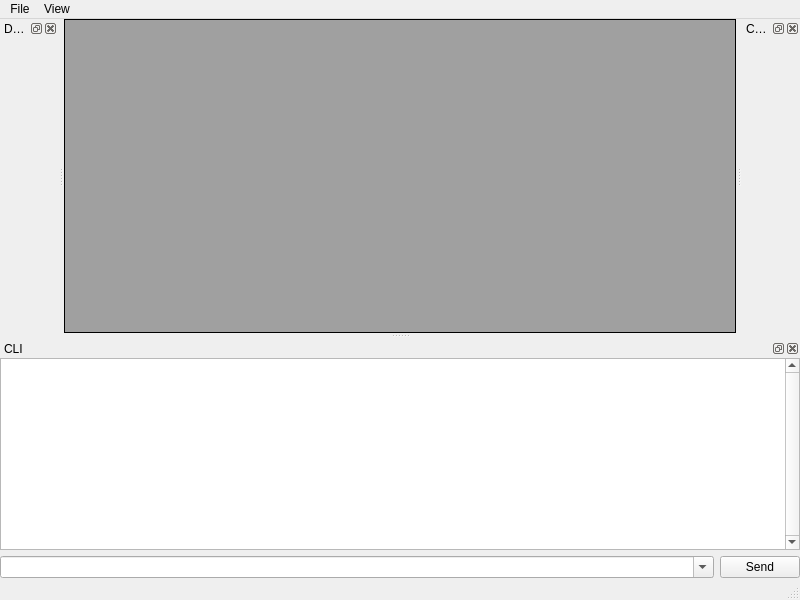
Before: the Qt Designer form qt_files/comp_app.ui in UBC-Rocket/UBCRocketGroundStation, drawn with Qt 5.
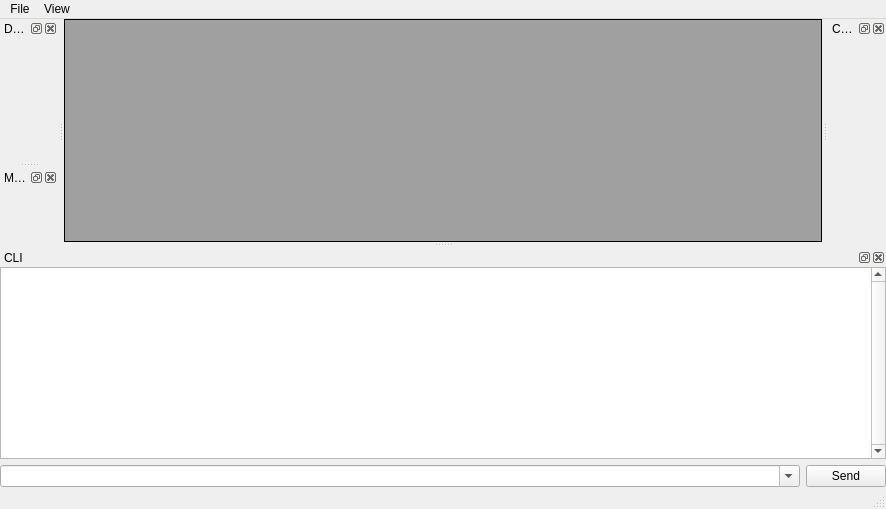
After: the same form once the commit is applied.

Commit message: discrete zoom

```diff
--- a/qt_files/comp_app.ui
+++ b/qt_files/comp_app.ui
@@ -6,8 +6,8 @@
    <rect>
     <x>0</x>
     <y>0</y>
-    <width>800</width>
-    <height>600</height>
+    <width>886</width>
+    <height>509</height>
    </rect>
   </property>
   <property name="windowTitle">
@@ -56,8 +56,8 @@
     <rect>
      <x>0</x>
      <y>0</y>
-     <width>800</width>
-     <height>21</height>
+     <width>886</width>
+     <height>22</height>
     </rect>
    </property>
    <widget class="QMenu" name="menuSave">
@@ -207,6 +207,29 @@
     </layout>
    </widget>
   </widget>
+  <widget class="QDockWidget" name="dockWidget_4">
+   <property name="windowTitle">
+    <string>Map Zoom</string>
+   </property>
+   <attribute name="dockWidgetArea">
+    <number>1</number>
+   </attribute>
+   <widget class="QWidget" name="dockWidgetContents_4">
+    <widget class="QSlider" name="horizontalSlider">
+     <property name="geometry">
+      <rect>
+       <x>60</x>
+       <y>20</y>
+       <width>121</width>
+       <height>16</height>
+      </rect>
+     </property>
+     <property name="orientation">
+      <enum>Qt::Horizontal</enum>
+     </property>
+    </widget>
+   </widget>
+  </widget>
   <action name="actionSave">
    <property name="text">
     <string>Save</string>
```
The commit also changes 2 other files.
